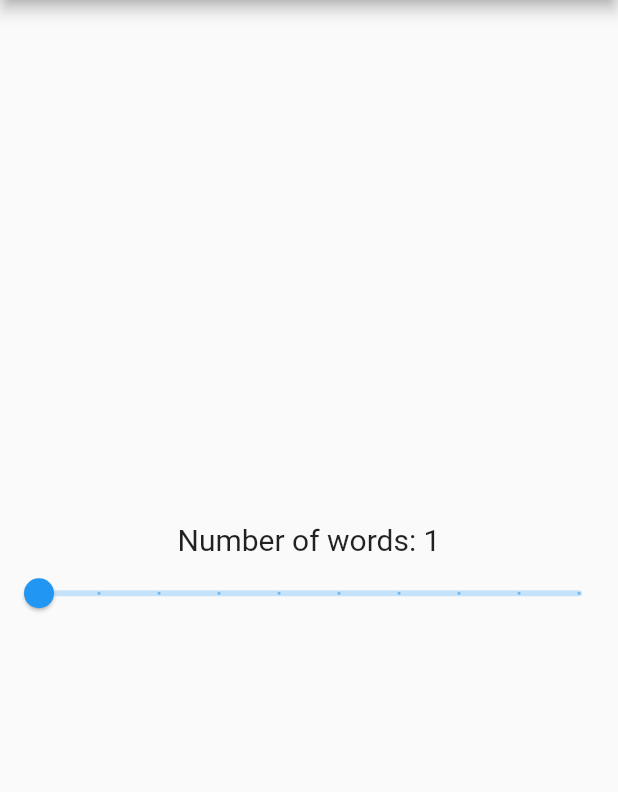
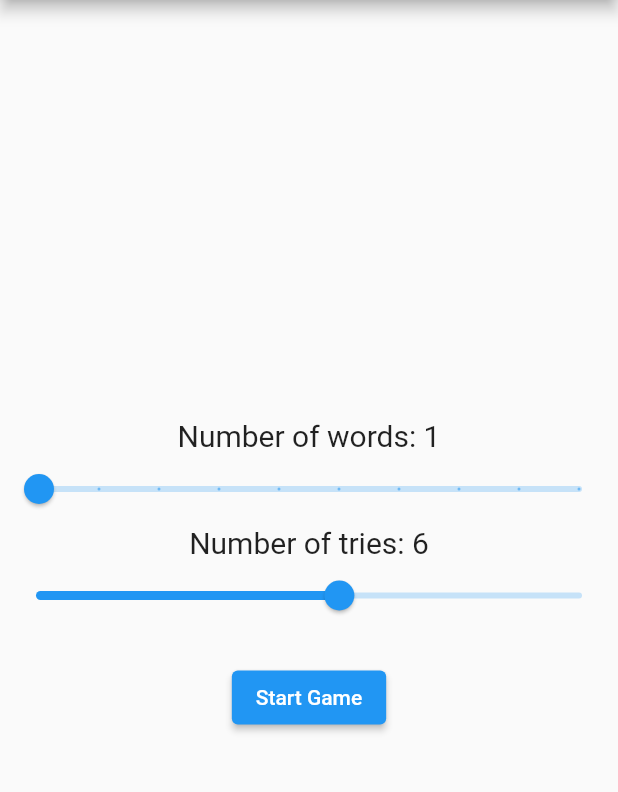
Before and after one commit to iqrash01/Hangman-Game, a Flutter app: the screen it shows after launch, on a phone screen of 412 x 824 dp, the part 84-876 px from its top. Run offline on Flutter 3.47's test engine with Material 2 defaults, Android fonts, the phone set to English and light mode, and no system bars.

Commit message:
do some work

```diff
--- a/lib/home_page.dart
+++ b/lib/home_page.dart
@@ -32,3 +32,41 @@ class _HomePageState extends State<HomePage> {
     onChanged: (double value) {
     setState(() {
     _numWords = value.toInt();
+    });
+    },
+    ),
+      Text(
+        'Number of tries: $_numTries',
+        style: TextStyle(fontSize: 20),
+      ),
+      Slider(
+        value: _numTries.toDouble(),
+        min: 1,
+        max: 10,
+        onChanged: (double value) {
+          setState(() {
+            _numTries = value.toInt();
+          });
+        },
+      ),
+      SizedBox(height: 20),
+      ElevatedButton(
+        onPressed: () {
+          Navigator.push(
+            context,
+            MaterialPageRoute(
+              builder: (context) => GamePage(
+                numWords: _numWords,
+                numTries: _numTries,
+              ),
+            ),
+          );
+        },
+        child: Text('Start Game'),
+      ),
+    ],
+    ),
+    ),
+    );
+  }
+}
```
